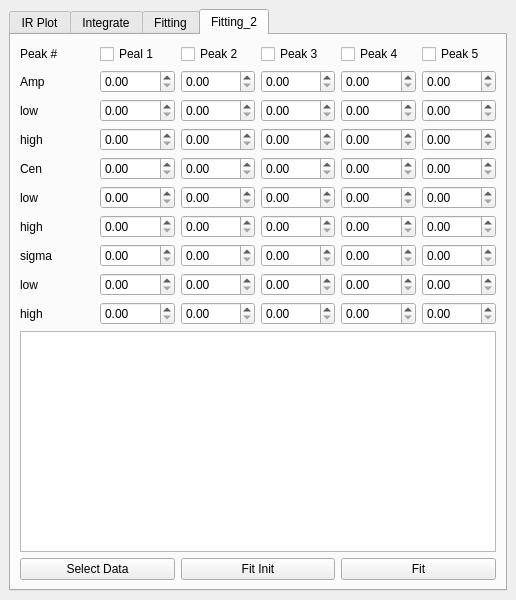
The window that src/Ui_Files/DockWidgets/Ui/dw_FTIR.ui (austinmcano/GGG) describes before a commit, drawn with Qt 5.
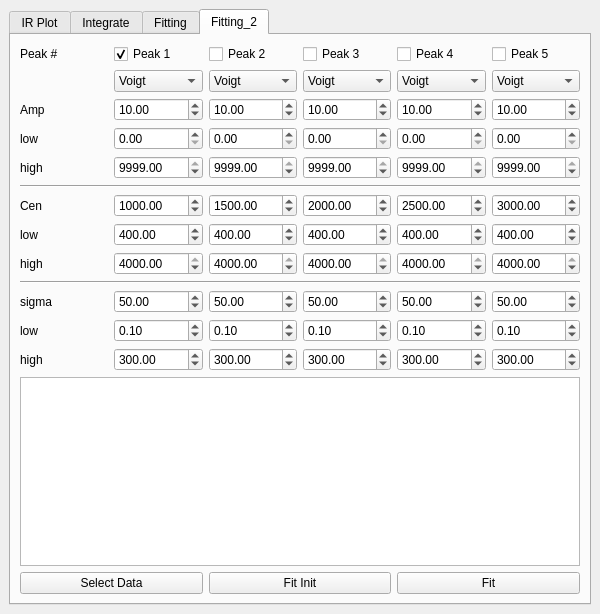
The same window after the commit. The open tabs and pages were chosen to show the change.

Commit message: FTIR FIT

Diff of the .ui file:
```diff
--- a/src/Ui_Files/DockWidgets/Ui/dw_FTIR.ui
+++ b/src/Ui_Files/DockWidgets/Ui/dw_FTIR.ui
@@ -6,8 +6,8 @@
    <rect>
     <x>0</x>
     <y>0</y>
-    <width>516</width>
-    <height>600</height>
+    <width>600</width>
+    <height>614</height>
    </rect>
   </property>
   <property name="windowTitle">
@@ -507,246 +507,479 @@
         <string>Fitting_2</string>
        </attribute>
        <layout class="QGridLayout" name="gridLayout_5">
-        <item row="6" column="2">
-         <widget class="QDoubleSpinBox" name="doubleSpinBox_13"/>
+        <item row="4" column="5">
+         <widget class="QDoubleSpinBox" name="p4_amph_sb">
+          <property name="maximum">
+           <double>9999.000000000000000</double>
+          </property>
+          <property name="value">
+           <double>9999.000000000000000</double>
+          </property>
+         </widget>
         </item>
-        <item row="4" column="2">
-         <widget class="QDoubleSpinBox" name="doubleSpinBox_11"/>
+        <item row="9" column="4">
+         <widget class="QDoubleSpinBox" name="p3_cenh_sb">
+          <property name="maximum">
+           <double>4000.000000000000000</double>
+          </property>
+          <property name="value">
+           <double>4000.000000000000000</double>
+          </property>
+         </widget>
         </item>
         <item row="10" column="1" colspan="6">
-         <widget class="QTextEdit" name="textEdit"/>
+         <widget class="Line" name="line_5">
+          <property name="orientation">
+           <enum>Qt::Horizontal</enum>
+          </property>
+         </widget>
         </item>
-        <item row="7" column="4">
-         <widget class="QDoubleSpinBox" name="doubleSpinBox_31"/>
-        </item>
-        <item row="1" column="1">
+        <item row="2" column="1">
          <widget class="QLabel" name="label_8">
           <property name="text">
            <string>Amp</string>
           </property>
          </widget>
         </item>
-        <item row="7" column="3">
-         <widget class="QDoubleSpinBox" name="doubleSpinBox_21"/>
-        </item>
-        <item row="3" column="5">
-         <widget class="QDoubleSpinBox" name="doubleSpinBox_25"/>
-        </item>
-        <item row="6" column="6">
-         <widget class="QDoubleSpinBox" name="doubleSpinBox_39"/>
-        </item>
-        <item row="8" column="1">
-         <widget class="QLabel" name="label_15">
-          <property name="text">
-           <string>low</string>
+        <item row="8" column="3">
+         <widget class="QDoubleSpinBox" name="p2_cenl_sb">
+          <property name="maximum">
+           <double>4000.000000000000000</double>
           </property>
-         </widget>
-        </item>
-        <item row="3" column="3">
-         <widget class="QDoubleSpinBox" name="doubleSpinBox_17"/>
-        </item>
-        <item row="3" column="2">
-         <widget class="QDoubleSpinBox" name="doubleSpinBox_10"/>
-        </item>
-        <item row="1" column="3">
-         <widget class="QDoubleSpinBox" name="doubleSpinBox"/>
-        </item>
-        <item row="2" column="6">
-         <widget class="QDoubleSpinBox" name="doubleSpinBox_26"/>
-        </item>
-        <item row="9" column="3">
-         <widget class="QDoubleSpinBox" name="doubleSpinBox_23"/>
-        </item>
-        <item row="4" column="1">
-         <widget class="QLabel" name="label_11">
-          <property name="text">
-           <string>Cen</string>
+          <property name="value">
+           <double>400.000000000000000</double>
           </property>
          </widget>
         </item>
-        <item row="5" column="3">
-         <widget class="QDoubleSpinBox" name="doubleSpinBox_19"/>
-        </item>
-        <item row="2" column="1">
-         <widget class="QLabel" name="label_9">
-          <property name="text">
-           <string>low</string>
+        <item row="13" column="2">
+         <widget class="QDoubleSpinBox" name="p1_sigh_sb">
+          <property name="maximum">
+           <double>500.000000000000000</double>
           </property>
-         </widget>
-        </item>
-        <item row="8" column="2">
-         <widget class="QDoubleSpinBox" name="doubleSpinBox_15"/>
-        </item>
-        <item row="4" column="6">
-         <widget class="QDoubleSpinBox" name="doubleSpinBox_35"/>
-        </item>
-        <item row="2" column="3">
-         <widget class="QDoubleSpinBox" name="doubleSpinBox_7"/>
-        </item>
-        <item row="0" column="1">
-         <widget class="QLabel" name="label_17">
-          <property name="text">
-           <string>Peak #</string>
+          <property name="value">
+           <double>300.000000000000000</double>
           </property>
          </widget>
         </item>
-        <item row="7" column="1">
-         <widget class="QLabel" name="label_14">
-          <property name="text">
-           <string>sigma</string>
-          </property>
-         </widget>
-        </item>
-        <item row="1" column="4">
-         <widget class="QDoubleSpinBox" name="doubleSpinBox_3"/>
-        </item>
-        <item row="5" column="4">
-         <widget class="QDoubleSpinBox" name="doubleSpinBox_29"/>
-        </item>
         <item row="8" column="5">
-         <widget class="QDoubleSpinBox" name="doubleSpinBox_42"/>
+         <widget class="QDoubleSpinBox" name="p4_cenl_sb">
+          <property name="maximum">
+           <double>4000.000000000000000</double>
+          </property>
+          <property name="value">
+           <double>400.000000000000000</double>
+          </property>
+         </widget>
         </item>
-        <item row="6" column="4">
-         <widget class="QDoubleSpinBox" name="doubleSpinBox_30"/>
+        <item row="9" column="5">
+         <widget class="QDoubleSpinBox" name="p4_cenh_sb">
+          <property name="maximum">
+           <double>4000.000000000000000</double>
+          </property>
+          <property name="value">
+           <double>4000.000000000000000</double>
+          </property>
+         </widget>
         </item>
-        <item row="4" column="4">
-         <widget class="QDoubleSpinBox" name="doubleSpinBox_28"/>
-        </item>
-        <item row="1" column="6">
-         <widget class="QDoubleSpinBox" name="doubleSpinBox_5"/>
+        <item row="8" column="2">
+         <widget class="QDoubleSpinBox" name="p1_cenl_sb">
+          <property name="maximum">
+           <double>4000.000000000000000</double>
+          </property>
+          <property name="value">
+           <double>400.000000000000000</double>
+          </property>
+         </widget>
         </item>
         <item row="9" column="1">
-         <widget class="QLabel" name="label_16">
+         <widget class="QLabel" name="label_13">
           <property name="text">
            <string>high</string>
           </property>
          </widget>
         </item>
+        <item row="11" column="5">
+         <widget class="QDoubleSpinBox" name="p4_sig_sb">
+          <property name="maximum">
+           <double>500.000000000000000</double>
+          </property>
+          <property name="value">
+           <double>50.000000000000000</double>
+          </property>
+         </widget>
+        </item>
+        <item row="7" column="2">
+         <widget class="QDoubleSpinBox" name="p1_cen_sb">
+          <property name="maximum">
+           <double>4000.000000000000000</double>
+          </property>
+          <property name="value">
+           <double>1000.000000000000000</double>
+          </property>
+         </widget>
+        </item>
+        <item row="3" column="1">
+         <widget class="QLabel" name="label_9">
+          <property name="text">
+           <string>low</string>
+          </property>
+         </widget>
+        </item>
+        <item row="4" column="2">
+         <widget class="QDoubleSpinBox" name="p1_amph_sb">
+          <property name="maximum">
+           <double>9999.000000000000000</double>
+          </property>
+          <property name="value">
+           <double>9999.000000000000000</double>
+          </property>
+         </widget>
+        </item>
+        <item row="0" column="6">
+         <widget class="QCheckBox" name="p5_cb">
+          <property name="text">
+           <string>Peak 5</string>
+          </property>
+         </widget>
+        </item>
+        <item row="0" column="3">
+         <widget class="QCheckBox" name="p2_cb">
+          <property name="text">
+           <string>Peak 2</string>
+          </property>
+         </widget>
+        </item>
+        <item row="7" column="4">
+         <widget class="QDoubleSpinBox" name="p3_cen_sb">
+          <property name="maximum">
+           <double>4000.000000000000000</double>
+          </property>
+          <property name="value">
+           <double>2000.000000000000000</double>
+          </property>
+         </widget>
+        </item>
+        <item row="8" column="6">
+         <widget class="QDoubleSpinBox" name="p5_cenl_sb">
+          <property name="maximum">
+           <double>4000.000000000000000</double>
+          </property>
+          <property name="value">
+           <double>400.000000000000000</double>
+          </property>
+         </widget>
+        </item>
+        <item row="11" column="6">
+         <widget class="QDoubleSpinBox" name="p5_sig_sb">
+          <property name="maximum">
+           <double>500.000000000000000</double>
+          </property>
+          <property name="value">
+           <double>50.000000000000000</double>
+          </property>
+         </widget>
+        </item>
+        <item row="12" column="4">
+         <widget class="QDoubleSpinBox" name="p3_sigl_sb">
+          <property name="maximum">
+           <double>500.000000000000000</double>
+          </property>
+          <property name="value">
+           <double>0.100000000000000</double>
+          </property>
+         </widget>
+        </item>
         <item row="9" column="6">
-         <widget class="QDoubleSpinBox" name="doubleSpinBox_45"/>
+         <widget class="QDoubleSpinBox" name="p5_cenh_sb">
+          <property name="maximum">
+           <double>4000.000000000000000</double>
+          </property>
+          <property name="value">
+           <double>4000.000000000000000</double>
+          </property>
+         </widget>
         </item>
-        <item row="5" column="5">
-         <widget class="QDoubleSpinBox" name="doubleSpinBox_37"/>
+        <item row="11" column="4">
+         <widget class="QDoubleSpinBox" name="p3_sig_sb">
+          <property name="maximum">
+           <double>500.000000000000000</double>
+          </property>
+          <property name="value">
+           <double>50.000000000000000</double>
+          </property>
+         </widget>
         </item>
-        <item row="2" column="5">
-         <widget class="QDoubleSpinBox" name="doubleSpinBox_9"/>
+        <item row="11" column="3">
+         <widget class="QDoubleSpinBox" name="p2_sig_sb">
+          <property name="maximum">
+           <double>500.000000000000000</double>
+          </property>
+          <property name="value">
+           <double>50.000000000000000</double>
+          </property>
+         </widget>
+        </item>
+        <item row="6" column="1" colspan="6">
+         <widget class="Line" name="line_4">
+          <property name="orientation">
+           <enum>Qt::Horizontal</enum>
+          </property>
+         </widget>
+        </item>
+        <item row="12" column="6">
+         <widget class="QDoubleSpinBox" name="p5_sigl_sb">
+          <property name="maximum">
+           <double>500.000000000000000</double>
+          </property>
+          <property name="value">
+           <double>0.100000000000000</double>
+          </property>
+         </widget>
+        </item>
+        <item row="3" column="5">
+         <widget class="QDoubleSpinBox" name="p4_ampl_sb">
+          <property name="maximum">
+           <double>9999.000000000000000</double>
+          </property>
+         </widget>
         </item>
         <item row="8" column="4">
-         <widget class="QDoubleSpinBox" name="doubleSpinBox_32"/>
+         <widget class="QDoubleSpinBox" name="p3_cenl_sb">
+          <property name="maximum">
+           <double>4000.000000000000000</double>
+          </property>
+          <property name="value">
+           <double>400.000000000000000</double>
+          </property>
+         </widget>
+        </item>
+        <item row="0" column="2">
+         <widget class="QCheckBox" name="p1_cb">
+          <property name="text">
+           <string>Peak 1</string>
+          </property>
+          <property name="checked">
+           <bool>true</bool>
+          </property>
+         </widget>
+        </item>
+        <item row="2" column="6">
+         <widget class="QDoubleSpinBox" name="p5_amp_sb">
+          <property name="maximum">
+           <double>9999.000000000000000</double>
+          </property>
+          <property name="value">
+           <double>10.000000000000000</double>
+          </property>
+         </widget>
         </item>
         <item row="7" column="6">
-         <widget class="QDoubleSpinBox" name="doubleSpinBox_41"/>
+         <widget class="QDoubleSpinBox" name="p5_cen_sb">
+          <property name="maximum">
+           <double>4000.000000000000000</double>
+          </property>
+          <property name="value">
+           <double>3000.000000000000000</double>
+          </property>
+         </widget>
         </item>
-        <item row="5" column="1">
+        <item row="11" column="1">
+         <widget class="QLabel" name="label_14">
+          <property name="text">
+           <string>sigma</string>
+          </property>
+         </widget>
+        </item>
+        <item row="11" column="2">
+         <widget class="QDoubleSpinBox" name="p1_sig_sb">
+          <property name="maximum">
+           <double>500.000000000000000</double>
+          </property>
+          <property name="value">
+           <double>50.000000000000000</double>
+          </property>
+         </widget>
+        </item>
+        <item row="15" column="5" colspan="2">
+         <widget class="QPushButton" name="fit2_pb">
+          <property name="text">
+           <string>Fit</string>
+          </property>
+         </widget>
+        </item>
+        <item row="13" column="6">
+         <widget class="QDoubleSpinBox" name="p5_sigh_sb">
+          <property name="maximum">
+           <double>500.000000000000000</double>
+          </property>
+          <property name="value">
+           <double>300.000000000000000</double>
+          </property>
+         </widget>
+        </item>
+        <item row="13" column="3">
+         <widget class="QDoubleSpinBox" name="p2_sigh_sb">
+          <property name="maximum">
+           <double>500.000000000000000</double>
+          </property>
+          <property name="value">
+           <double>300.000000000000000</double>
+          </property>
+         </widget>
+        </item>
+        <item row="0" column="1">
+         <widget class="QLabel" name="label_17">
+          <property name="text">
+           <string>Peak #</string>
+          </property>
+         </widget>
+        </item>
+        <item row="7" column="3">
+         <widget class="QDoubleSpinBox" name="p2_cen_sb">
+          <property name="maximum">
+           <double>4000.000000000000000</double>
+          </property>
+          <property name="value">
+           <double>1500.000000000000000</double>
+          </property>
+         </widget>
+        </item>
+        <item row="14" column="1" colspan="6">
+         <widget class="QTextEdit" name="textEdit"/>
+        </item>
+        <item row="0" column="5">
+         <widget class="QCheckBox" name="p4_cb">
+          <property name="text">
+           <string>Peak 4</string>
+          </property>
+         </widget>
+        </item>
+        <item row="3" column="3">
+         <widget class="QDoubleSpinBox" name="p2_ampl_sb">
+          <property name="maximum">
+           <double>9999.000000000000000</double>
+          </property>
+         </widget>
+        </item>
+        <item row="15" column="1" colspan="2">
+         <widget class="QPushButton" name="select_data_pb">
+          <property name="text">
+           <string>Select Data</string>
+          </property>
+         </widget>
+        </item>
+        <item row="4" column="3">
+         <widget class="QDoubleSpinBox" name="p2_amph_sb">
+          <property name="maximum">
+           <double>9999.000000000000000</double>
+          </property>
+          <property name="value">
+           <double>9999.000000000000000</double>
+          </property>
+         </widget>
+        </item>
+        <item row="8" column="1">
          <widget class="QLabel" name="label_12">
           <property name="text">
            <string>low</string>
           </property>
          </widget>
         </item>
-        <item row="7" column="5">
-         <widget class="QDoubleSpinBox" name="doubleSpinBox_40"/>
-        </item>
-        <item row="8" column="3">
-         <widget class="QDoubleSpinBox" name="doubleSpinBox_22"/>
-        </item>
-        <item row="1" column="5">
-         <widget class="QDoubleSpinBox" name="doubleSpinBox_4"/>
-        </item>
-        <item row="6" column="3">
-         <widget class="QDoubleSpinBox" name="doubleSpinBox_20"/>
-        </item>
-        <item row="7" column="2">
-         <widget class="QDoubleSpinBox" name="doubleSpinBox_14"/>
-        </item>
-        <item row="3" column="4">
-         <widget class="QDoubleSpinBox" name="doubleSpinBox_24"/>
-        </item>
-        <item row="4" column="3">
-         <widget class="QDoubleSpinBox" name="doubleSpinBox_18"/>
-        </item>
-        <item row="9" column="4">
-         <widget class="QDoubleSpinBox" name="doubleSpinBox_33"/>
-        </item>
-        <item row="5" column="2">
-         <widget class="QDoubleSpinBox" name="doubleSpinBox_12"/>
-        </item>
-        <item row="1" column="2">
-         <widget class="QDoubleSpinBox" name="doubleSpinBox_2"/>
-        </item>
-        <item row="6" column="5">
-         <widget class="QDoubleSpinBox" name="doubleSpinBox_38"/>
-        </item>
-        <item row="5" column="6">
-         <widget class="QDoubleSpinBox" name="doubleSpinBox_36"/>
-        </item>
-        <item row="9" column="5">
-         <widget class="QDoubleSpinBox" name="doubleSpinBox_44"/>
-        </item>
-        <item row="9" column="2">
-         <widget class="QDoubleSpinBox" name="doubleSpinBox_16"/>
-        </item>
         <item row="2" column="2">
-         <widget class="QDoubleSpinBox" name="doubleSpinBox_6"/>
+         <widget class="QDoubleSpinBox" name="p1_amp_sb">
+          <property name="maximum">
+           <double>9999.000000000000000</double>
+          </property>
+          <property name="value">
+           <double>10.000000000000000</double>
+          </property>
+         </widget>
         </item>
-        <item row="4" column="5">
-         <widget class="QDoubleSpinBox" name="doubleSpinBox_34"/>
-        </item>
-        <item row="3" column="6">
-         <widget class="QDoubleSpinBox" name="doubleSpinBox_27"/>
-        </item>
-        <item row="6" column="1">
-         <widget class="QLabel" name="label_13">
+        <item row="7" column="1">
+         <widget class="QLabel" name="label_11">
           <property name="text">
-           <string>high</string>
+           <string>Cen</string>
           </property>
          </widget>
         </item>
-        <item row="8" column="6">
-         <widget class="QDoubleSpinBox" name="doubleSpinBox_43"/>
+        <item row="13" column="5">
+         <widget class="QDoubleSpinBox" name="p4_sigh_sb">
+          <property name="maximum">
+           <double>500.000000000000000</double>
+          </property>
+          <property name="value">
+           <double>300.000000000000000</double>
+          </property>
+         </widget>
         </item>
-        <item row="2" column="4">
-         <widget class="QDoubleSpinBox" name="doubleSpinBox_8"/>
+        <item row="4" column="6">
+         <widget class="QDoubleSpinBox" name="p5_amph_sb">
+          <property name="maximum">
+           <double>9999.000000000000000</double>
+          </property>
+          <property name="value">
+           <double>9999.000000000000000</double>
+          </property>
+         </widget>
         </item>
-        <item row="3" column="1">
+        <item row="4" column="1">
          <widget class="QLabel" name="label_10">
           <property name="text">
            <string>high</string>
           </property>
          </widget>
         </item>
-        <item row="11" column="1" colspan="2">
-         <widget class="QPushButton" name="pushButton_8">
+        <item row="13" column="1">
+         <widget class="QLabel" name="label_16">
           <property name="text">
-           <string>Select Data</string>
+           <string>high</string>
           </property>
          </widget>
         </item>
-        <item row="11" column="3" colspan="2">
-         <widget class="QPushButton" name="pushButton_9">
-          <property name="text">
-           <string>Fit Init</string>
+        <item row="2" column="4">
+         <widget class="QDoubleSpinBox" name="p3_amp_sb">
+          <property name="maximum">
+           <double>9999.000000000000000</double>
           </property>
+          <property name="value">
+           <double>10.000000000000000</double>
+          </property>
          </widget>
         </item>
-        <item row="11" column="5" colspan="2">
-         <widget class="QPushButton" name="pushButton_10">
-          <property name="text">
-           <string>Fit</string>
+        <item row="4" column="4">
+         <widget class="QDoubleSpinBox" name="p3_amph_sb">
+          <property name="maximum">
+           <double>9999.000000000000000</double>
           </property>
+          <property name="value">
+           <double>9999.000000000000000</double>
+          </property>
          </widget>
         </item>
-        <item row="0" column="2">
-         <widget class="QCheckBox" name="checkBox">
-          <property name="text">
-           <string>Peal 1</string>
+        <item row="12" column="5">
+         <widget class="QDoubleSpinBox" name="p4_sigl_sb">
+          <property name="maximum">
+           <double>500.000000000000000</double>
           </property>
+          <property name="value">
+           <double>0.100000000000000</double>
+          </property>
          </widget>
         </item>
-        <item row="0" column="3">
-         <widget class="QCheckBox" name="checkBox_2">
-          <property name="text">
-           <string>Peak 2</string>
+        <item row="2" column="3">
+         <widget class="QDoubleSpinBox" name="p2_amp_sb">
+          <property name="maximum">
+           <double>9999.000000000000000</double>
+          </property>
+          <property name="value">
+           <double>10.000000000000000</double>
+          </property>
+         </widget>
+        </item>
+        <item row="3" column="6">
+         <widget class="QDoubleSpinBox" name="p5_ampl_sb">
+          <property name="maximum">
+           <double>9999.000000000000000</double>
           </property>
          </widget>
         </item>
@@ -757,20 +990,199 @@
           </property>
          </widget>
         </item>
-        <item row="0" column="5">
-         <widget class="QCheckBox" name="checkBox_4">
+        <item row="12" column="1">
+         <widget class="QLabel" name="label_15">
           <property name="text">
-           <string>Peak 4</string>
+           <string>low</string>
           </property>
          </widget>
         </item>
-        <item row="0" column="6">
-         <widget class="QCheckBox" name="checkBox_5">
+        <item row="12" column="3">
+         <widget class="QDoubleSpinBox" name="p2_sigl_sb">
+          <property name="maximum">
+           <double>500.000000000000000</double>
+          </property>
+          <property name="value">
+           <double>0.100000000000000</double>
+          </property>
+         </widget>
+        </item>
+        <item row="9" column="2">
+         <widget class="QDoubleSpinBox" name="p1_cenh_sb">
+          <property name="maximum">
+           <double>4000.000000000000000</double>
+          </property>
+          <property name="value">
+           <double>4000.000000000000000</double>
+          </property>
+         </widget>
+        </item>
+        <item row="2" column="5">
+         <widget class="QDoubleSpinBox" name="p4_amp_sb">
+          <property name="maximum">
+           <double>9999.000000000000000</double>
+          </property>
+          <property name="value">
+           <double>10.000000000000000</double>
+          </property>
+         </widget>
+        </item>
+        <item row="7" column="5">
+         <widget class="QDoubleSpinBox" name="p4_cen_sb">
+          <property name="maximum">
+           <double>4000.000000000000000</double>
+          </property>
+          <property name="value">
+           <double>2500.000000000000000</double>
+          </property>
+         </widget>
+        </item>
+        <item row="13" column="4">
+         <widget class="QDoubleSpinBox" name="p3_sigh_sb">
+          <property name="maximum">
+           <double>500.000000000000000</double>
+          </property>
+          <property name="value">
+           <double>300.000000000000000</double>
+          </property>
+         </widget>
+        </item>
+        <item row="15" column="3" colspan="2">
+         <widget class="QPushButton" name="fit_init_pb">
           <property name="text">
-           <string>Peak 5</string>
+           <string>Fit Init</string>
           </property>
          </widget>
         </item>
+        <item row="3" column="4">
+         <widget class="QDoubleSpinBox" name="p3_ampl_sb">
+          <property name="maximum">
+           <double>9999.000000000000000</double>
+          </property>
+         </widget>
+        </item>
+        <item row="12" column="2">
+         <widget class="QDoubleSpinBox" name="p1_sigl_sb">
+          <property name="maximum">
+           <double>500.000000000000000</double>
+          </property>
+          <property name="value">
+           <double>0.100000000000000</double>
+          </property>
+         </widget>
+        </item>
+        <item row="9" column="3">
+         <widget class="QDoubleSpinBox" name="p2_cenh_sb">
+          <property name="maximum">
+           <double>4000.000000000000000</double>
+          </property>
+          <property name="value">
+           <double>4000.000000000000000</double>
+          </property>
+         </widget>
+        </item>
+        <item row="3" column="2">
+         <widget class="QDoubleSpinBox" name="p1_ampl_sb">
+          <property name="maximum">
+           <double>9999.000000000000000</double>
+          </property>
+         </widget>
+        </item>
+        <item row="1" column="2">
+         <widget class="QComboBox" name="lineshape_1">
+          <item>
+           <property name="text">
+            <string>Voigt</string>
+           </property>
+          </item>
+          <item>
+           <property name="text">
+            <string>Lorentz</string>
+           </property>
+          </item>
+          <item>
+           <property name="text">
+            <string>Gaussian</string>
+           </property>
+          </item>
+         </widget>
+        </item>
+        <item row="1" column="3">
+         <widget class="QComboBox" name="lineshape_2">
+          <item>
+           <property name="text">
+            <string>Voigt</string>
+           </property>
+          </item>
+          <item>
+           <property name="text">
+            <string>Lorentz</string>
+           </property>
+          </item>
+          <item>
+           <property name="text">
+            <string>Gaussian</string>
+           </property>
+          </item>
+         </widget>
+        </item>
+        <item row="1" column="4">
+         <widget class="QComboBox" name="lineshape_3">
+          <item>
+           <property name="text">
+            <string>Voigt</string>
+           </property>
+          </item>
+          <item>
+           <property name="text">
+            <string>Lorentz</string>
+           </property>
+          </item>
+          <item>
+           <property name="text">
+            <string>Gaussian </string>
+           </property>
+          </item>
+         </widget>
+        </item>
+        <item row="1" column="5">
+         <widget class="QComboBox" name="lineshape_4">
+          <item>
+           <property name="text">
+            <string>Voigt</string>
+           </property>
+          </item>
+          <item>
+           <property name="text">
+            <string>Lorentz</string>
+           </property>
+          </item>
+          <item>
+           <property name="text">
+            <string>Gaussian</string>
+           </property>
+          </item>
+         </widget>
+        </item>
+        <item row="1" column="6">
+         <widget class="QComboBox" name="lineshape_5">
+          <item>
+           <property name="text">
+            <string>Voigt</string>
+           </property>
+          </item>
+          <item>
+           <property name="text">
+            <string>Lorentz</string>
+           </property>
+          </item>
+          <item>
+           <property name="text">
+            <string>Gaussian</string>
+           </property>
+          </item>
+         </widget>
+        </item>
        </layout>
       </widget>
      </widget>
```
Left out of the diff: 8 changed lines with no effect on the pictures. The commit also changes 3 other files.
